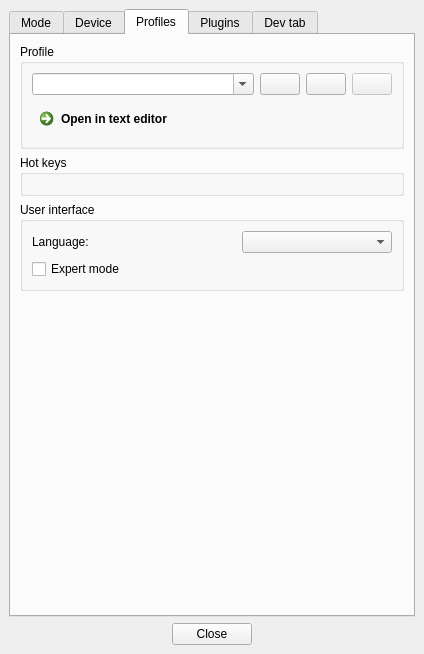
Old version of the form Software/src/SettingsWindow.ui in the repository Atarity/Lightpack.
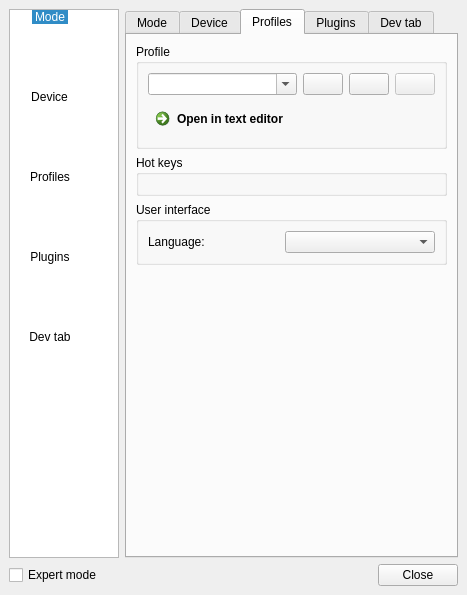
New version of the form. The open tabs and pages were chosen to show the change. Icons and pictures are not drawn. Custom widgets are drawn as their Qt base class.

Commit message: function plugins system = API 1.3

Diff of the .ui file:
```diff
--- a/Software/src/SettingsWindow.ui
+++ b/Software/src/SettingsWindow.ui
@@ -7,8 +7,8 @@
    <rect>
     <x>0</x>
     <y>0</y>
-    <width>424</width>
-    <height>654</height>
+    <width>436</width>
+    <height>548</height>
    </rect>
   </property>
   <property name="windowTitle">
@@ -21,9 +21,15 @@
   <property name="locale">
    <locale language="English" country="UnitedStates"/>
   </property>
+  <property name="iconSize">
+   <size>
+    <width>24</width>
+    <height>24</height>
+   </size>
+  </property>
   <widget class="QWidget" name="centralwidget">
-   <layout class="QVBoxLayout" name="verticalLayout_2">
-    <item>
+   <layout class="QGridLayout" name="gridLayout_8">
+    <item row="1" column="1">
      <widget class="QTabWidget" name="tabWidget">
       <property name="sizePolicy">
        <sizepolicy hsizetype="Expanding" vsizetype="MinimumExpanding">
@@ -1222,19 +1228,6 @@
              </item>
             </layout>
            </item>
-           <item>
-            <widget class="QCheckBox" name="checkBox_ExpertModeEnabled">
-             <property name="sizePolicy">
-              <sizepolicy hsizetype="Fixed" vsizetype="Fixed">
-               <horstretch>0</horstretch>
-               <verstretch>0</verstretch>
-              </sizepolicy>
-             </property>
-             <property name="text">
-              <string>Expert mode</string>
-             </property>
-            </widget>
-           </item>
           </layout>
          </widget>
         </item>
@@ -1653,8 +1646,118 @@
       </widget>
      </widget>
     </item>
-    <item>
+    <item row="1" column="0">
+     <widget class="QListWidget" name="listWidget">
+      <property name="minimumSize">
+       <size>
+        <width>110</width>
+        <height>0</height>
+       </size>
+      </property>
+      <property name="maximumSize">
+       <size>
+        <width>110</width>
+        <height>16777215</height>
+       </size>
+      </property>
+      <property name="iconSize">
+       <size>
+        <width>64</width>
+        <height>64</height>
+       </size>
+      </property>
+      <property name="textElideMode">
+       <enum>Qt::ElideLeft</enum>
+      </property>
+      <property name="movement">
+       <enum>QListView::Static</enum>
+      </property>
+      <property name="flow">
+       <enum>QListView::LeftToRight</enum>
+      </property>
+      <property name="isWrapping" stdset="0">
+       <bool>true</bool>
+      </property>
+      <property name="spacing">
+       <number>12</number>
+      </property>
+      <property name="gridSize">
+       <size>
+        <width>80</width>
+        <height>80</height>
+       </size>
+      </property>
+      <property name="viewMode">
+       <enum>QListView::IconMode</enum>
+      </property>
+      <property name="currentRow">
+       <number>0</number>
+      </property>
+      <property name="sortingEnabled">
+       <bool>false</bool>
+      </property>
+      <item>
+       <property name="text">
+        <string>Mode</string>
+       </property>
+       <property name="icon">
+        <iconset resource="../res/LightpackResources.qrc">
+         <normaloff>:/icons/Lightpack.png</normaloff>:/icons/Lightpack.png</iconset>
+       </property>
+      </item>
+      <item>
+       <property name="text">
+        <string>Device</string>
+       </property>
+       <property name="icon">
+        <iconset resource="../res/LightpackResources.qrc">
+         <normaloff>:/icons/on.png</normaloff>:/icons/on.png</iconset>
+       </property>
+      </item>
+      <item>
+       <property name="text">
+        <string>Profiles</string>
+       </property>
+       <property name="icon">
+        <iconset resource="../res/LightpackResources.qrc">
+         <normaloff>:/icons/profiles.png</normaloff>:/icons/profiles.png</iconset>
+       </property>
+      </item>
+      <item>
+       <property name="text">
+        <string>Plugins</string>
+       </property>
+       <property name="icon">
+        <iconset resource="../res/LightpackResources.qrc">
+         <normaloff>:/icons/about.png</normaloff>:/icons/about.png</iconset>
+       </property>
+      </item>
+      <item>
+       <property name="text">
+        <string>Dev tab</string>
+       </property>
+       <property name="icon">
+        <iconset resource="../res/LightpackResources.qrc">
+         <normaloff>:/icons/lock.png</normaloff>:/icons/lock.png</iconset>
+       </property>
+      </item>
+     </widget>
+    </item>
+    <item row="2" column="0" colspan="2">
      <layout class="QHBoxLayout" name="horizontalLayout">
+      <item>
+       <widget class="QCheckBox" name="checkBox_ExpertModeEnabled">
+        <property name="sizePolicy">
+         <sizepolicy hsizetype="Fixed" vsizetype="Fixed">
+          <horstretch>0</horstretch>
+          <verstretch>0</verstretch>
+         </sizepolicy>
+        </property>
+        <property name="text">
+         <string>Expert mode</string>
+        </property>
+       </widget>
+      </item>
       <item>
        <spacer name="horizontalSpacer_2">
         <property name="orientation">
@@ -1678,19 +1781,6 @@
         </property>
        </widget>
       </item>
-      <item>
-       <spacer name="horizontalSpacer_3">
-        <property name="orientation">
-         <enum>Qt::Horizontal</enum>
-        </property>
-        <property name="sizeHint" stdset="0">
-         <size>
-          <width>37</width>
-          <height>17</height>
-         </size>
-        </property>
-       </spacer>
-      </item>
      </layout>
     </item>
    </layout>
```
Left out of the diff: 5 changed lines with no effect on the pictures. The commit also changes 7 other files.
